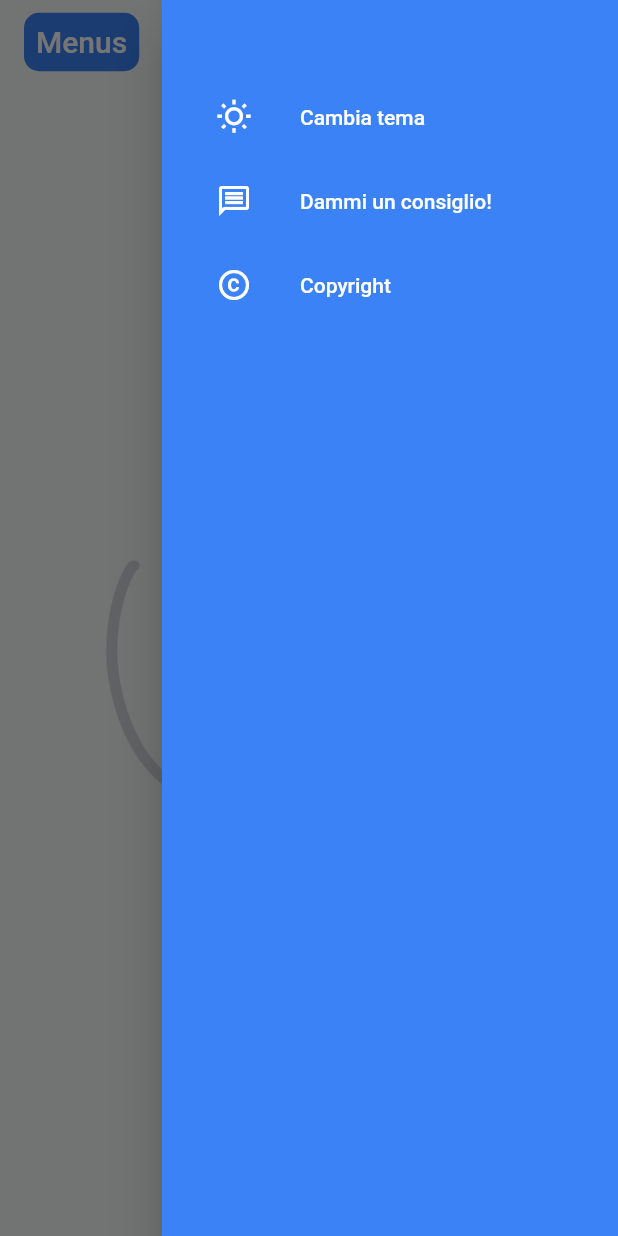
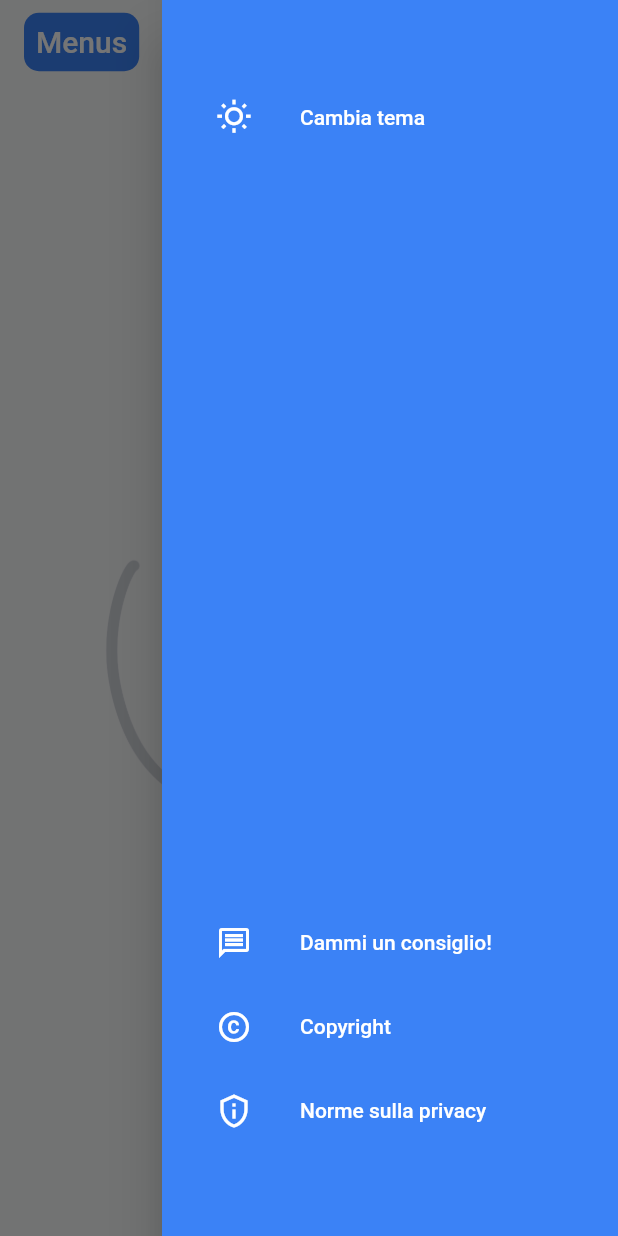
Before and after one commit to Lacky97/menus, a Flutter app: the screen it shows after launch, after a tap on the "menu" icon, on a phone screen of 412 x 824 dp. Run offline on Flutter 3.47's test engine with Material 2 defaults, Android fonts, the phone set to English and light mode, and no system bars; our stand-ins replace device_preview, flutter_staggered_animations, hive, hive_flutter, motion_toast, select_form_field and 1 more; missing offline and left inert: animated_widgets, favicon, flutter_animated_dialog, qr_code_scanner, spring_button; accounts and stored records are empty.

```diff
--- a/lib/drawer.dart
+++ b/lib/drawer.dart
@@ -20,6 +20,7 @@ class _NavigatorDrawerState extends State<NavigatorDrawer> {
 
   @override
   Widget build(BuildContext context) {
+    var height = MediaQuery.of(context).size.height;
     return Drawer(
       child: Material(
           color: widget.brightness == Brightness.dark
@@ -33,6 +34,7 @@ class _NavigatorDrawerState extends State<NavigatorDrawer> {
                 text: 'Cambia tema',
                 icon: Icons.wb_sunny_outlined,
               ),
+              SizedBox(height: height*0.6),
               buildFeedback(
                 text: 'Dammi un consiglio!',
                 icon: Icons.message_outlined,
@@ -40,6 +42,10 @@ class _NavigatorDrawerState extends State<NavigatorDrawer> {
               buildCopyright(
                 text: 'Copyright',
                 icon: Icons.copyright,
+              ),
+              buildNorme(
+                text: 'Norme sulla privacy',
+                icon: Icons.privacy_tip_outlined ,
               ),
 
               /*buildRemoveItem(
@@ -59,6 +65,23 @@ class _NavigatorDrawerState extends State<NavigatorDrawer> {
     }
   }
 
+    Widget buildNorme({
+    required String text,
+    required IconData icon,
+  }) {
+    final color = Colors.white;
+    final hoverColor = Colors.white70;
+
+    return ListTile(
+        leading: Icon(icon, color: color),
+        title: Text(text, style: TextStyle(color: color)),
+        hoverColor: hoverColor,
+        onTap: () => {
+          _launch('https://www.termsfeed.com/live/bd54490b-6d47-4fc2-81c2-5939446a4752'),
+              Navigator.of(context).pop(),
+            });
+  }
+
   Widget buildRemoveItem({
     required String text,
     required IconData icon,
@@ -71,6 +94,7 @@ class _NavigatorDrawerState extends State<NavigatorDrawer> {
         title: Text(text, style: TextStyle(color: color)),
         hoverColor: hoverColor,
         onTap: () => {
+
               Navigator.of(context).pop(),
             });
   }
@@ -169,6 +193,7 @@ class _NavigatorDrawerState extends State<NavigatorDrawer> {
         hoverColor: hoverColor,
         onTap: () => {
               _launch('https://1lbwruq8s34.typeform.com/to/ubU5ErwT'),
+              Navigator.of(context).pop(),
             });
   }
 
--- a/lib/main.dart
+++ b/lib/main.dart
@@ -1,3 +1,5 @@
+import 'package:device_preview/device_preview.dart';
+import 'package:flutter/foundation.dart';
 import 'package:flutter/material.dart';
 import 'package:flutter/services.dart';
 import 'package:hive_flutter/hive_flutter.dart';
@@ -24,6 +26,6 @@ void main() async {
       systemNavigationBarColor: color == 1 ? Colors.black :  Colors.black.withOpacity(0.1),
     ),
   );
-  runApp(HomePage());
-  //runApp(DevicePreview(builder: (context) => HomePage(), enabled: !kReleaseMode,));
+  //runApp(HomePage());
+  runApp(DevicePreview(builder: (context) => HomePage(), enabled: !kReleaseMode,));
 }
```
Also changed, not shown: 6 other files.
